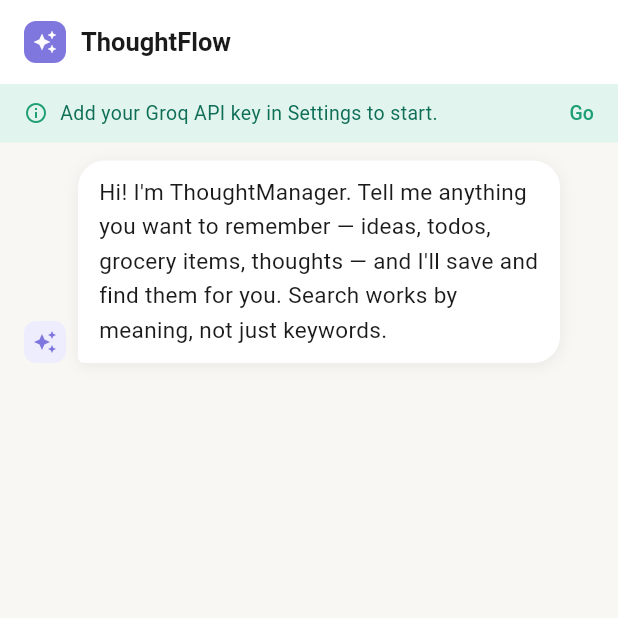
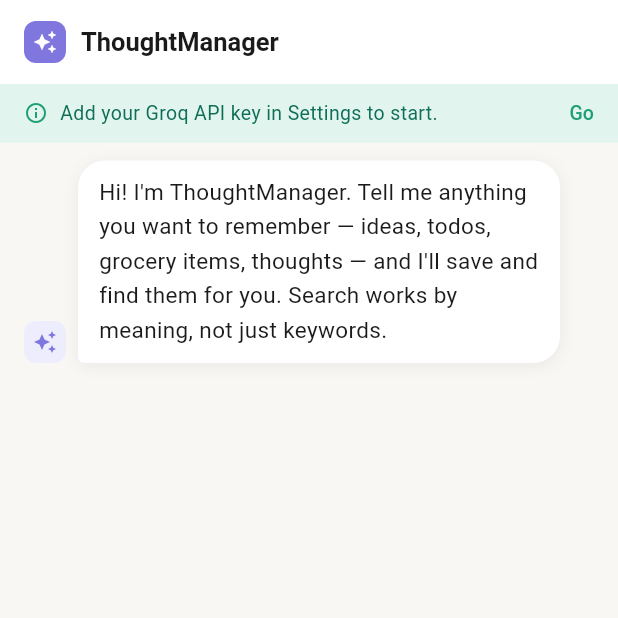
Before and after one commit to HyperbolicSpaceApps/AINotes, a Flutter app: the screen it shows after launch, on a phone screen of 412 x 824 dp, the top half of it. Run offline on Flutter 3.47's test engine with Material 3 defaults, Android fonts, the light colour scheme and no system bars; our stand-ins replace flutter_riverpod, hive, hive_flutter, shared_preferences, speech_to_text; accounts and stored records are empty; Roboto replaces fonts that are missing (SF Pro Text).

Commit message:
app building

```diff
--- a/thought_manager_app/lib/core/agent/thought_agent.dart
+++ b/thought_manager_app/lib/core/agent/thought_agent.dart
@@ -116,7 +116,7 @@ class ThoughtAgent {
   ThoughtAgent({required this.repository, required this.groqApiKey, required this.embeddingService});
 
   String get _systemPrompt => '''
-You are ThoughtFlow, an intelligent personal thought-taking assistant.
+You are ThoughtManager, an intelligent personal thought-taking assistant.
 Your job: help the user capture, organize, find, and make sense of their thoughts.
 
 Behavior:
--- a/thought_manager_app/lib/shared/widgets/app_shell.dart
+++ b/thought_manager_app/lib/shared/widgets/app_shell.dart
@@ -21,7 +21,7 @@ class _AppShellState extends ConsumerState<AppShell> {
     SettingsScreen(),
   ];
 
-  final _titles = ['ThoughtFlow', 'Thoughts', 'Settings'];
+  final _titles = ['ThoughtManager', 'Thoughts', 'Settings'];
 
   @override
   Widget build(BuildContext context) {
```
Also changed, not shown: 1 other file.
